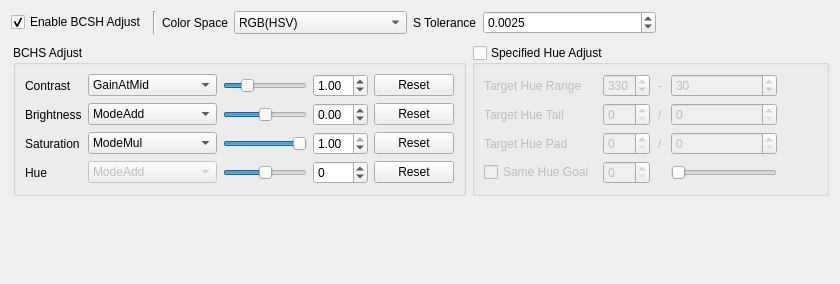
Old version of the form script/verify_tool_app/ui/hsv_ui.ui in the repository FaiScofield/hwpq_verify.
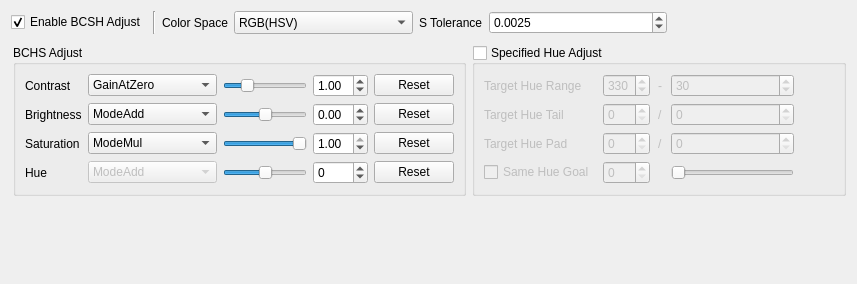
New version of the form.

Commit message: feat: 更新文档和UI以支持新版本功能，修正参数设置和界面布局

The edit to the form file:
```diff
--- a/script/verify_tool_app/ui/hsv_ui.ui
+++ b/script/verify_tool_app/ui/hsv_ui.ui
@@ -6,7 +6,7 @@
    <rect>
     <x>0</x>
     <y>0</y>
-    <width>840</width>
+    <width>857</width>
     <height>284</height>
    </rect>
   </property>
@@ -336,6 +336,9 @@
           <property name="toolTip">
            <string>对比度增益参考点：MidPoint 过 v=0.5 中点 / ZeroPoint 过 v=0 原点 / Both 按 gc&lt;1 或 &gt;1 自动选择</string>
           </property>
+          <property name="currentIndex">
+           <number>1</number>
+          </property>
           <item>
            <property name="text">
             <string>GainAtMid</string>
@@ -671,7 +674,7 @@
            <string>结束端向外扩展角度（0~hr/2），扩展区与输入色 alpha 融合</string>
           </property>
           <property name="maximum">
-           <number>180</number>
+           <number>60</number>
           </property>
           <property name="value">
            <number>0</number>
```
Left out of the diff: 2 changed lines with no effect on the pictures. The commit also changes 5 other files.
